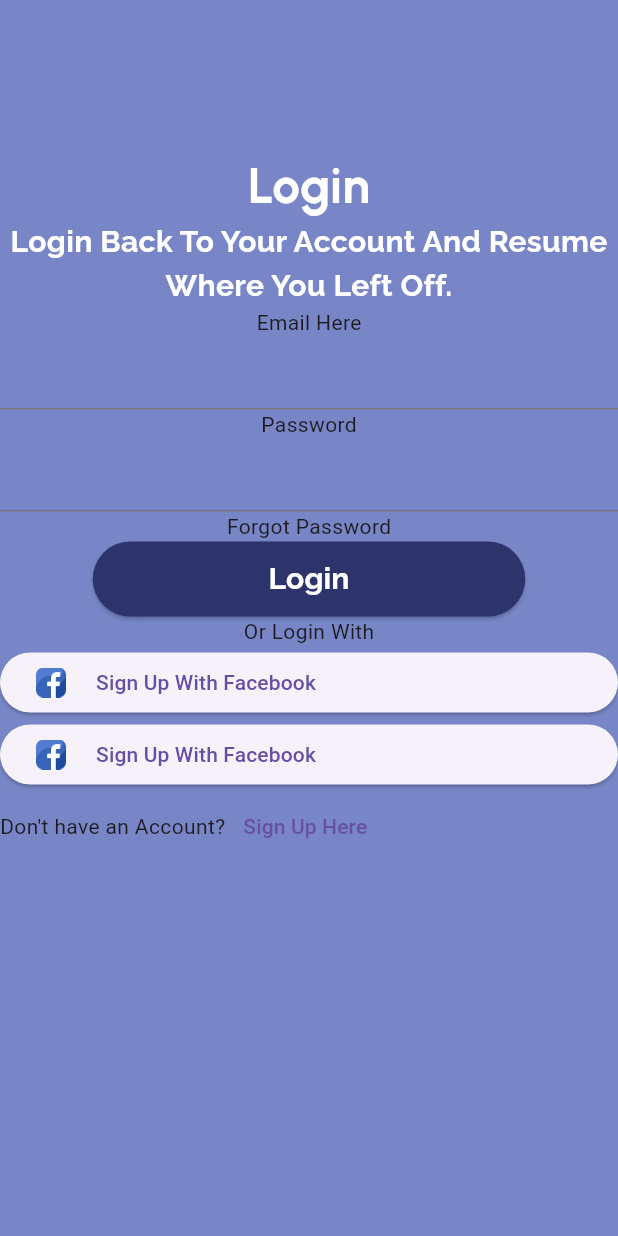
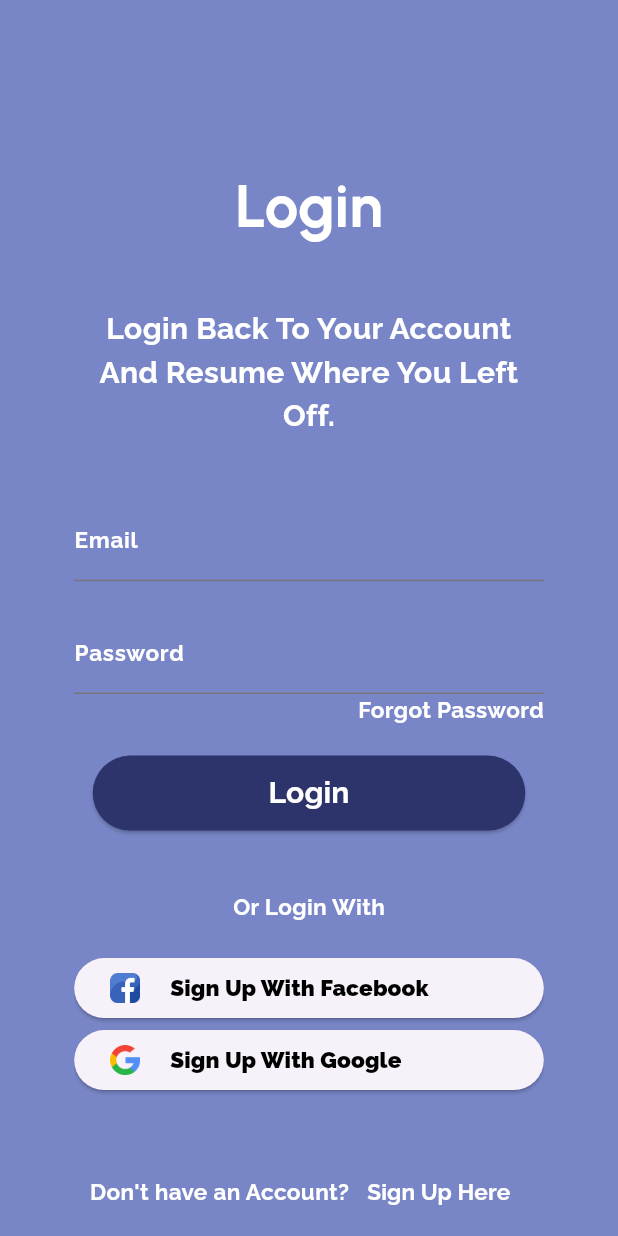
Before and after one commit to Datrix001/EmployeeRegistration, a Flutter app: the screen it shows after launch, after a tap on "Sign In", on a phone screen of 412 x 824 dp. Run offline on Flutter 3.47's test engine with Material 3 defaults, Android fonts, the light colour scheme and no system bars; our stand-ins replace cloud_firestore, firebase_core; accounts and stored records are empty.

Commit message:
Made Login Page UI

```diff
--- a/lib/main.dart
+++ b/lib/main.dart
@@ -19,6 +19,7 @@ class MyApp extends StatelessWidget {
   @override
   Widget build(BuildContext context) {
     return MaterialApp(
+
       debugShowCheckedModeBanner: false,
       initialRoute: "/",
       // home: Homepage(),
--- a/lib/pages/login.dart
+++ b/lib/pages/login.dart
@@ -2,6 +2,7 @@ import 'package:flutter/material.dart';
 import 'package:notes/styles/Colors.dart';
 import 'package:notes/styles/buttons.dart';
 import 'package:notes/styles/font.dart';
+import 'package:notes/styles/textField.dart';
 
 class Login extends StatefulWidget {
   const Login({super.key});
@@ -14,11 +15,18 @@ class _LoginState extends State<Login> {
   @override
   Widget build(BuildContext context) {
     //Changing classes
-    AppText.headerSize = 33;
+    AppText.headerSize = 40;
+    final height = MediaQuery.of(context).size.height;
+    final width = MediaQuery.of(context).size.width;
+    // AppText.body1Color = Colors.white;
 
     return Scaffold(
       backgroundColor: AppColors.backgroundColor,
-      body: Column(
+      body: Padding(
+        padding: EdgeInsets.symmetric(
+            horizontal: height * 0.06, vertical: width * 0.02),
+        child: SingleChildScrollView(
+          child: Column(
             children: [
               SizedBox(
                 height: 100,
@@ -29,17 +37,26 @@ class _LoginState extends State<Login> {
                   style: AppText.headerStyle(),
                 ),
               ),
+              SizedBox(height: 40,),
               Center(
                   child: Text(
                 "Login Back To Your Account And Resume Where You Left Off.",
                 style: AppText.bodyStyle(),
                 textAlign: TextAlign.center,
               )),
-          Text("Email Here"),
-          TextField(),
-          Text("Password"),
-          TextField(),
-          Text("Forgot Password"),
+              SizedBox(height: 40,),
+
+              NormField(
+                "Email",
+              ).normal(),
+              SizedBox(height: 20,),
+              NormField(
+                "Password",
+              ).normal(),
+              Align(
+                alignment: Alignment.centerRight,
+                child: Text("Forgot Password",style: AppText.body1Style(),)),
+              SizedBox(height: 20,),
               ElevatedButton(
                   onPressed: () {},
                   style: AppButton.ElevatedStyle,
@@ -47,7 +64,10 @@ class _LoginState extends State<Login> {
                     "Login",
                     style: AppText.bodyStyle(),
                   )),
-          Text("Or Login With"),
+              SizedBox(height: 40,),
+              Text("Or Login With",style: AppText.body1Style()),
+              SizedBox(height: 20,),
+
               ElevatedButton(
                   onPressed: () {},
                   child: Row(
@@ -59,7 +79,7 @@ class _LoginState extends State<Login> {
                       SizedBox(
                         width: 20,
                       ),
-                  Text("Sign Up With Facebook")
+                      Text("Sign Up With Facebook",style: AppText.buttonStyle())
                     ],
                   )),
               ElevatedButton(
@@ -67,24 +87,28 @@ class _LoginState extends State<Login> {
                   child: Row(
                     children: [
                       Image.asset(
-                    "assets/images/facebook.png",
+                        "assets/images/google.png",
+
                         height: 20,
                       ),
                       SizedBox(
                         width: 20,
                       ),
-                  Text("Sign Up With Facebook")
+                      Text("Sign Up With Google",style: AppText.buttonStyle())
                     ],
                   )),
-
+              SizedBox(height: 40,),
               Row(
+                mainAxisAlignment: MainAxisAlignment.center,
                 children: [
-                  Text("Don't have an Account?"),
-                  TextButton(onPressed: (){}, child: Text("Sign Up Here"))
+                  Text("Don't have an Account?",style: AppText.body1Style()),
+                  TextButton(onPressed: () {}, child: Text("Sign Up Here",style: AppText.body1Style()))
                 ],
               )
             ],
           ),
+        ),
+      ),
     );
   }
 }
--- a/lib/styles/font.dart
+++ b/lib/styles/font.dart
@@ -1,3 +1,4 @@
+
 import 'package:flutter/material.dart';
 import 'package:notes/styles/Colors.dart';
 
@@ -5,10 +6,18 @@ class AppText {
   // Font Size
   static double headerSize = 32;
   static double bodySize = 20;
+  static double body1Size = 15;
+
+  //Font Color
+  static Color body1Color = Colors.white;
+  static Color buttonColor = Colors.black;
+
 
   // Font Weight
   static FontWeight headerWeight = FontWeight.w700;
   static FontWeight bodyWeight = FontWeight.bold;
+  static FontWeight body1Weight = FontWeight.w900;
+
 
 
   // Use a method to get updated styles
@@ -29,4 +38,21 @@ class AppText {
       color: AppColors.bodyColor,
     );
   }
+  static TextStyle body1Style() {
+    return TextStyle(
+      fontSize: body1Size,
+      fontWeight: bodyWeight,
+      fontFamily: "Raleway",
+      color: body1Color
+    );
+  }
+  static TextStyle buttonStyle() {
+    return TextStyle(
+      fontSize: body1Size,
+      // fontStyle: fontStyle.bold,
+      fontWeight: body1Weight,
+      fontFamily: "Raleway",
+      color: buttonColor
+    );
+  }
 }
--- /dev/null
+++ b/lib/styles/textField.dart
@@ -0,0 +1,20 @@
+import 'package:flutter/material.dart';
+import 'package:notes/styles/font.dart';
+
+class NormField {
+  final String? hint;
+  final String label;
+  NormField(this.label, {this.hint});
+
+
+  Widget normal() {
+    return TextField(
+      decoration: InputDecoration(
+        labelText: label,
+        hintText: hint,
+        hintStyle : AppText.body1Style(),
+        labelStyle: AppText.body1Style(),
+      ),
+    );
+  }
+}
```
Lines whose indentation alone changed are shown as unchanged.
